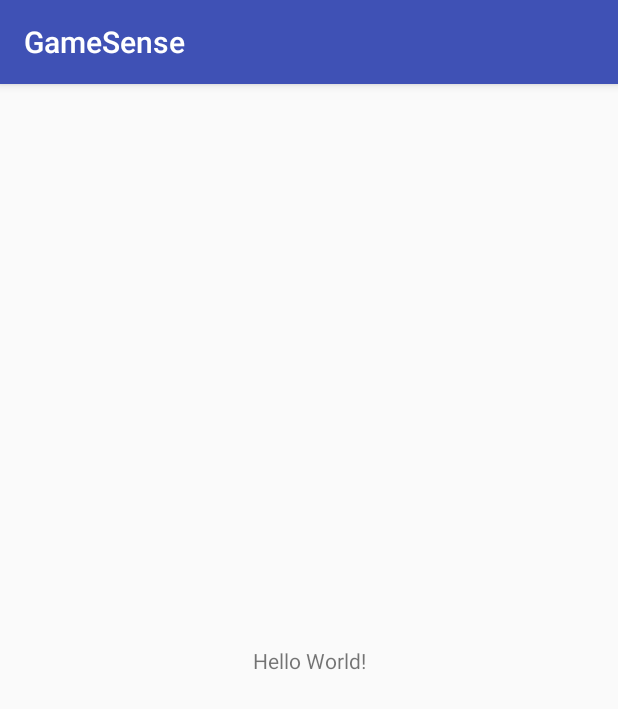
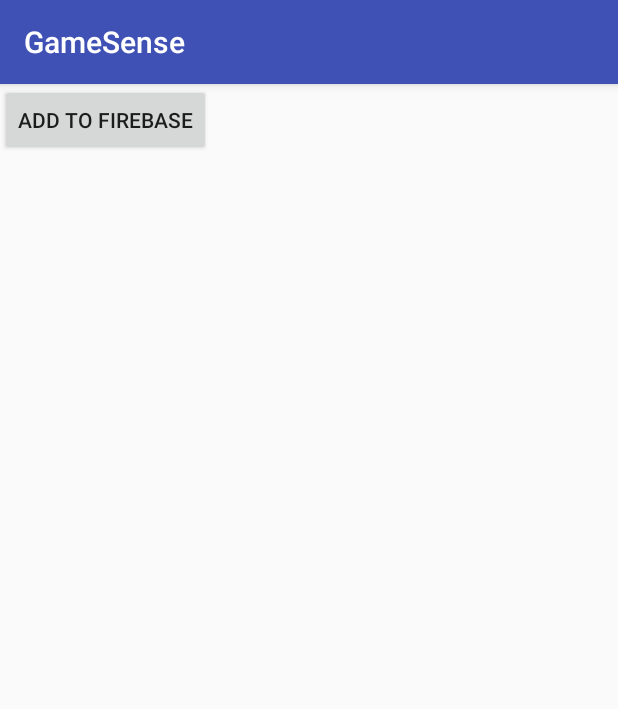
Before and after one commit to Outside2154/GameSense, an Android app: the screen it shows after launch (MainActivity), on a phone screen of 412 x 824 dp. Shown: the top 709 px of the screen. Run offline under Robolectric (Android 15) with nearby library versions, the phone set to English and light mode, and no system bars; our stand-ins replace Firebase (no records; nobody signed in at launch, a user with empty details on screens opened directly).

Commit message:
Added Firebase to the project.

```diff
--- a/app/build.gradle
+++ b/app/build.gradle
@@ -24,10 +24,18 @@ android {
 
 dependencies {
     implementation fileTree(dir: 'libs', include: ['*.jar'])
-    implementation"org.jetbrains.kotlin:kotlin-stdlib-jre7:$kotlin_version"
+    implementation "org.jetbrains.kotlin:kotlin-stdlib-jre7:$kotlin_version"
     implementation 'com.android.support:appcompat-v7:26.1.0'
     implementation 'com.android.support.constraint:constraint-layout:1.0.2'
+    implementation 'com.google.firebase:firebase-database:11.0.4'
+    implementation 'com.google.firebase:firebase-auth:11.0.4'
     testImplementation 'junit:junit:4.12'
     androidTestImplementation 'com.android.support.test:runner:1.0.1'
     androidTestImplementation 'com.android.support.test.espresso:espresso-core:3.0.1'
 }
+
+
+
+
+
+apply plugin: 'com.google.gms.google-services'
--- a/app/src/main/java/edu/outside2154/gamesense/MainActivity.kt
+++ b/app/src/main/java/edu/outside2154/gamesense/MainActivity.kt
@@ -2,11 +2,25 @@ package edu.outside2154.gamesense
 
 import android.support.v7.app.AppCompatActivity
 import android.os.Bundle
+import android.view.View
+import android.widget.Button
+import com.google.firebase.database.DatabaseReference
+import com.google.firebase.database.FirebaseDatabase
+
+
 
 class MainActivity : AppCompatActivity() {
 
     override fun onCreate(savedInstanceState: Bundle?) {
         super.onCreate(savedInstanceState)
         setContentView(R.layout.activity_main)
+
+        val testButton = findViewById<Button>(R.id.firebase_test_button)
+        val db = FirebaseDatabase.getInstance()
+
+        testButton.setOnClickListener { _ ->
+            val myRef = db.getReference("test")
+            myRef.setValue("working!")
+        }
     }
 }
--- a/app/src/main/res/layout/activity_main.xml
+++ b/app/src/main/res/layout/activity_main.xml
@@ -6,13 +6,11 @@
     android:layout_height="match_parent"
     tools:context="edu.outside2154.gamesense.MainActivity">
 
-    <TextView
+    <Button
+        android:id="@+id/firebase_test_button"
         android:layout_width="wrap_content"
         android:layout_height="wrap_content"
-        android:text="Hello World!"
-        app:layout_constraintBottom_toBottomOf="parent"
-        app:layout_constraintLeft_toLeftOf="parent"
-        app:layout_constraintRight_toRightOf="parent"
-        app:layout_constraintTop_toTopOf="parent" />
-
+        android:text="Add to Firebase"
+        tools:layout_editor_absoluteX="122dp"
+        tools:layout_editor_absoluteY="64dp" />
 </android.support.constraint.ConstraintLayout>
--- a/build.gradle
+++ b/build.gradle
@@ -12,6 +12,7 @@ buildscript {
 
         // NOTE: Do not place your application dependencies here; they belong
         // in the individual module build.gradle files
+        classpath 'com.google.gms:google-services:3.1.0'
     }
 }
 
```
